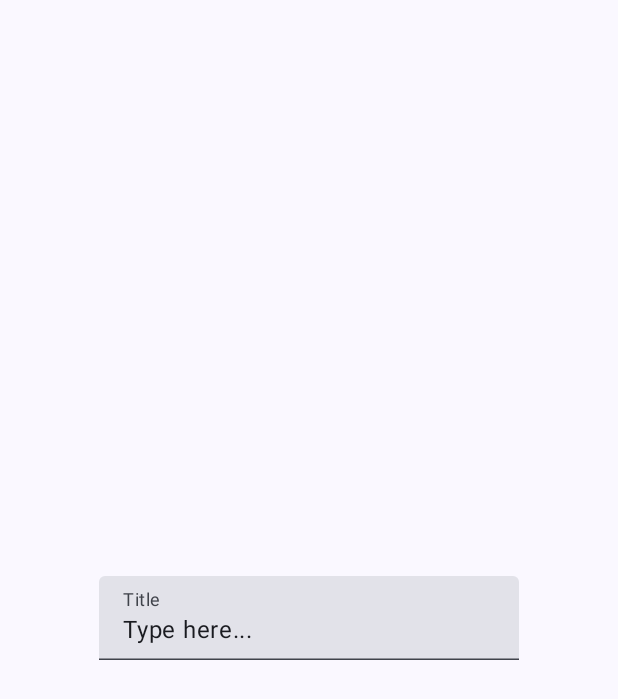
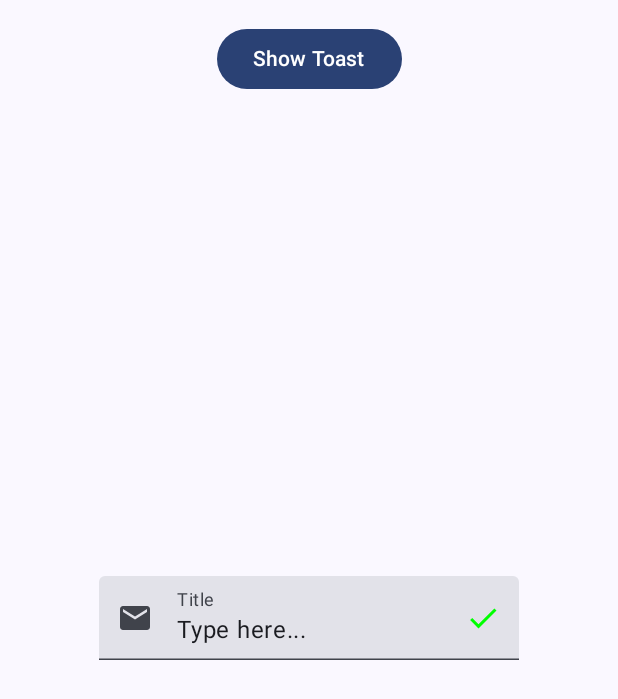
Before and after one commit to ankitkumar1302/Compose1, an Android app built with Jetpack Compose: the screen it shows after launch (MainActivity), on a phone screen of 412 x 824 dp. Shown: the top 699 px of the screen. Run offline under Robolectric (Android 15) with nearby library versions, the phone set to English and light mode, and no system bars.

Commit message:
Mode advancement in TextField.kt (Added Toast, Icons,keyBoardOptions)

```diff
--- a/app/src/main/java/com/example/compose1/ui/theme/TextField.kt
+++ b/app/src/main/java/com/example/compose1/ui/theme/TextField.kt
@@ -1,9 +1,21 @@
 package com.example.compose1.ui.theme
 
+import android.util.Log
+import android.widget.Toast
 import androidx.compose.foundation.layout.Arrangement
 import androidx.compose.foundation.layout.Column
+import androidx.compose.foundation.layout.Row
 import androidx.compose.foundation.layout.fillMaxSize
+import androidx.compose.foundation.layout.fillMaxWidth
+import androidx.compose.foundation.layout.padding
+import androidx.compose.foundation.text.KeyboardOptions
+import androidx.compose.material.icons.Icons
+import androidx.compose.material.icons.filled.Check
+import androidx.compose.material.icons.filled.Email
+import androidx.compose.material3.Button
 import androidx.compose.material3.ExperimentalMaterial3Api
+import androidx.compose.material3.Icon
+import androidx.compose.material3.IconButton
 import androidx.compose.material3.Text
 import androidx.compose.material3.TextField
 import androidx.compose.runtime.Composable
@@ -13,18 +25,34 @@ import androidx.compose.runtime.remember
 import androidx.compose.runtime.setValue
 import androidx.compose.ui.Alignment
 import androidx.compose.ui.Modifier
+import androidx.compose.ui.graphics.Color
+import androidx.compose.ui.platform.LocalContext
+import androidx.compose.ui.text.input.ImeAction
+import androidx.compose.ui.text.input.KeyboardType
 import androidx.compose.ui.tooling.preview.Preview
+import androidx.compose.ui.unit.dp
 
 @OptIn(ExperimentalMaterial3Api::class)
 @Composable
 @Preview(showBackground = true)
 fun TextField() {
+    Row(
+        modifier = Modifier
+            .fillMaxWidth()
+            .padding(15.dp),
+        horizontalArrangement = Arrangement.Center,
+        verticalAlignment = Alignment.CenterVertically
+    ) {
+        MyScreen()
+    }
     Column(
         modifier = Modifier
             .fillMaxSize(),
         verticalArrangement = Arrangement.Center,
-        horizontalAlignment = Alignment.CenterHorizontally
-    ) {
+        horizontalAlignment = Alignment.CenterHorizontally,
+
+        ) {
+
         var text by remember {
             mutableStateOf("Type here...")
         }
@@ -35,7 +63,48 @@ fun TextField() {
             label = {
                 Text(text = "Title")
             },
-            singleLine = true
+            //singleLine = true
+            leadingIcon = {
+                IconButton(onClick = {
+
+                }) {
+                    Icon(
+                        imageVector = Icons.Filled.Email,
+                        contentDescription = null
+                    )
+                }
+            },
+            trailingIcon = {
+                IconButton(onClick = {
+                    Log.d("Icons Pressed", "Clicked")
+                }) {
+                    Icon(
+                        imageVector = Icons.Filled.Check, tint = Color.Green,
+                        contentDescription = null
+                    )
+                }
+            },
+            keyboardOptions = KeyboardOptions(
+                keyboardType = KeyboardType.Email,
+                imeAction = ImeAction.Next
+            )
         )
     }
 }
+
+@Composable
+fun MyScreen() {
+    ShowToastButton()
+}
+
+@Composable
+fun ShowToastButton() {
+    val context = LocalContext.current
+    Button(
+        onClick = {
+            Toast.makeText(context, "This is a toast message", Toast.LENGTH_SHORT).show()
+        }
+    ) {
+        Text("Show Toast")
+    }
+}
```
